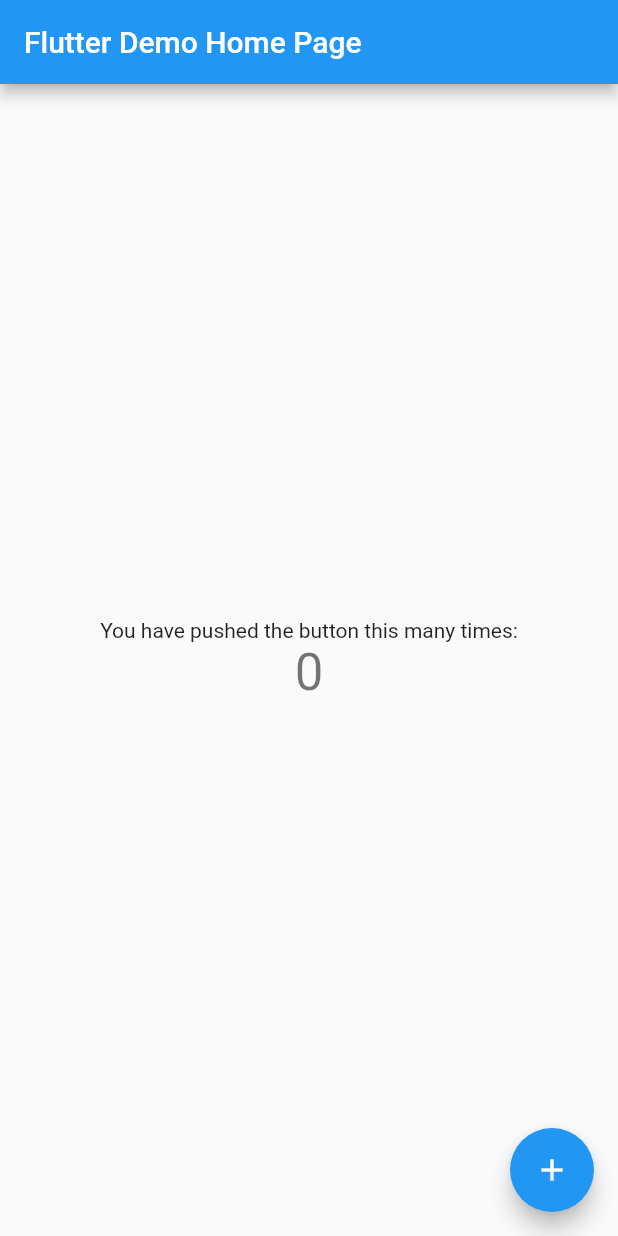
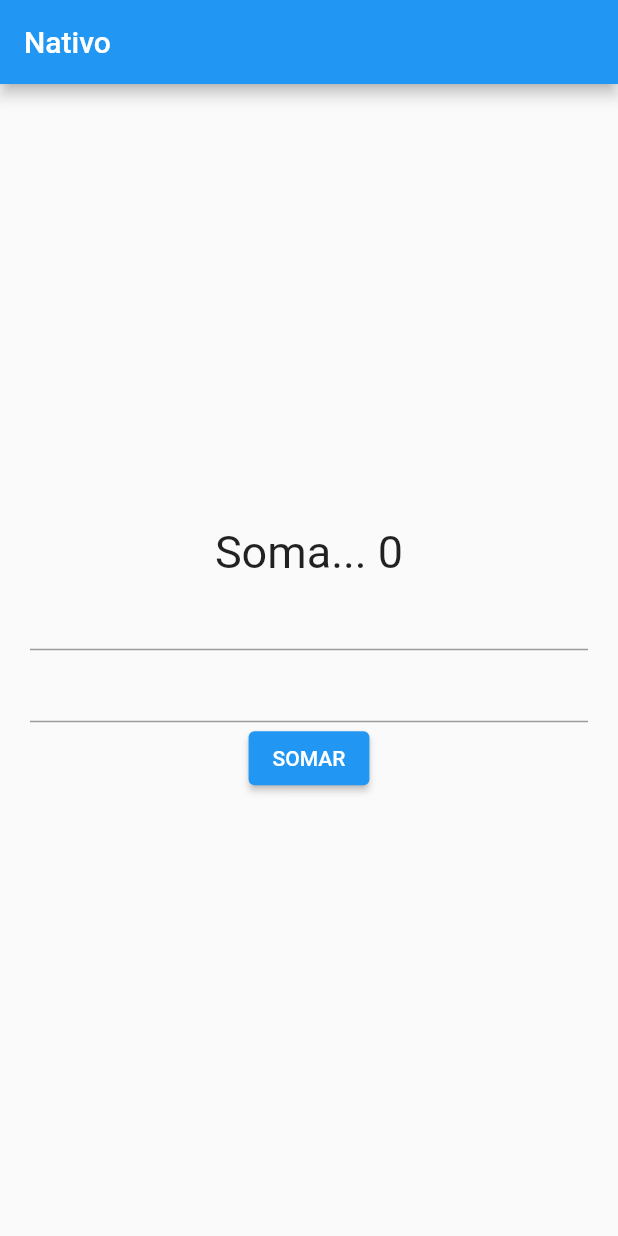
Before and after one commit to EduardoVitech/Nativo, a Flutter app: the screen it shows after launch, on a phone screen of 412 x 824 dp. Run offline on Flutter 3.47's test engine with Material 2 defaults, Android fonts, the phone set to English and light mode, and no system bars.

Commit message:
Soma de dois números

```diff
--- a/lib/main.dart
+++ b/lib/main.dart
@@ -7,109 +7,76 @@ void main() {
 class MyApp extends StatelessWidget {
   const MyApp({super.key});
 
-  // This widget is the root of your application.
   @override
   Widget build(BuildContext context) {
     return MaterialApp(
-      title: 'Flutter Demo',
+      title: 'Nativo',
       theme: ThemeData(
-        // This is the theme of your application.
-        //
-        // Try running your application with "flutter run". You'll see the
-        // application has a blue toolbar. Then, without quitting the app, try
-        // changing the primarySwatch below to Colors.green and then invoke
-        // "hot reload" (press "r" in the console where you ran "flutter run",
-        // or simply save your changes to "hot reload" in a Flutter IDE).
-        // Notice that the counter didn't reset back to zero; the application
-        // is not restarted.
         primarySwatch: Colors.blue,
       ),
-      home: const MyHomePage(title: 'Flutter Demo Home Page'),
+      home: MyHomePage(),
     );
   }
 }
 
 class MyHomePage extends StatefulWidget {
-  const MyHomePage({super.key, required this.title});
-
-  // This widget is the home page of your application. It is stateful, meaning
-  // that it has a State object (defined below) that contains fields that affect
-  // how it looks.
-
-  // This class is the configuration for the state. It holds the values (in this
-  // case the title) provided by the parent (in this case the App widget) and
-  // used by the build method of the State. Fields in a Widget subclass are
-  // always marked "final".
-
-  final String title;
-
   @override
   State<MyHomePage> createState() => _MyHomePageState();
 }
 
 class _MyHomePageState extends State<MyHomePage> {
-  int _counter = 0;
+  int _sum = 0;
+  int _a = 0;
+  int _b = 0;
 
-  void _incrementCounter() {
+  void _calcSum() {
     setState(() {
-      // This call to setState tells the Flutter framework that something has
-      // changed in this State, which causes it to rerun the build method below
-      // so that the display can reflect the updated values. If we changed
-      // _counter without calling setState(), then the build method would not be
-      // called again, and so nothing would appear to happen.
-      _counter++;
+      _sum = _a + _b;
     });
   }
 
   @override
   Widget build(BuildContext context) {
-    // This method is rerun every time setState is called, for instance as done
-    // by the _incrementCounter method above.
-    //
-    // The Flutter framework has been optimized to make rerunning build methods
-    // fast, so that you can just rebuild anything that needs updating rather
-    // than having to individually change instances of widgets.
     return Scaffold(
       appBar: AppBar(
-        // Here we take the value from the MyHomePage object that was created by
-        // the App.build method, and use it to set our appbar title.
-        title: Text(widget.title),
+        title: const Text('Nativo'),
       ),
       body: Center(
-        // Center is a layout widget. It takes a single child and positions it
-        // in the middle of the parent.
-        child: Column(
-          // Column is also a layout widget. It takes a list of children and
-          // arranges them vertically. By default, it sizes itself to fit its
-          // children horizontally, and tries to be as tall as its parent.
-          //
-          // Invoke "debug painting" (press "p" in the console, choose the
-          // "Toggle Debug Paint" action from the Flutter Inspector in Android
-          // Studio, or the "Toggle Debug Paint" command in Visual Studio Code)
-          // to see the wireframe for each widget.
-          //
-          // Column has various properties to control how it sizes itself and
-          // how it positions its children. Here we use mainAxisAlignment to
-          // center the children vertically; the main axis here is the vertical
-          // axis because Columns are vertical (the cross axis would be
-          // horizontal).
-          mainAxisAlignment: MainAxisAlignment.center,
-          children: <Widget>[
-            const Text(
-              'You have pushed the button this many times:',
-            ),
-            Text(
-              '$_counter',
-              style: Theme.of(context).textTheme.headline4,
-            ),
-          ],
+        child: Padding(
+          padding: const EdgeInsets.all(20),
+          child: Column(
+            mainAxisAlignment: MainAxisAlignment.center,
+            children: [
+              Text(
+                'Soma... $_sum',
+                style: const TextStyle(
+                  fontSize: 30,
+                ),
+              ),
+              TextField(
+                keyboardType: TextInputType.number,
+                onChanged: ((value) {
+                  setState(() {
+                    _a = int.tryParse(value) ?? 0;
+                  });
+                }),
+              ),
+              TextField(
+                keyboardType: TextInputType.number,
+                onChanged: ((value) {
+                  setState(() {
+                    _b = int.tryParse(value) ?? 0;
+                  });
+                }),
+              ),
+              ElevatedButton(
+                onPressed: _calcSum,
+                child: const Text('SOMAR'),
+              ),
+            ],
+          ),
         ),
       ),
-      floatingActionButton: FloatingActionButton(
-        onPressed: _incrementCounter,
-        tooltip: 'Increment',
-        child: const Icon(Icons.add),
-      ), // This trailing comma makes auto-formatting nicer for build methods.
     );
   }
 }
```
